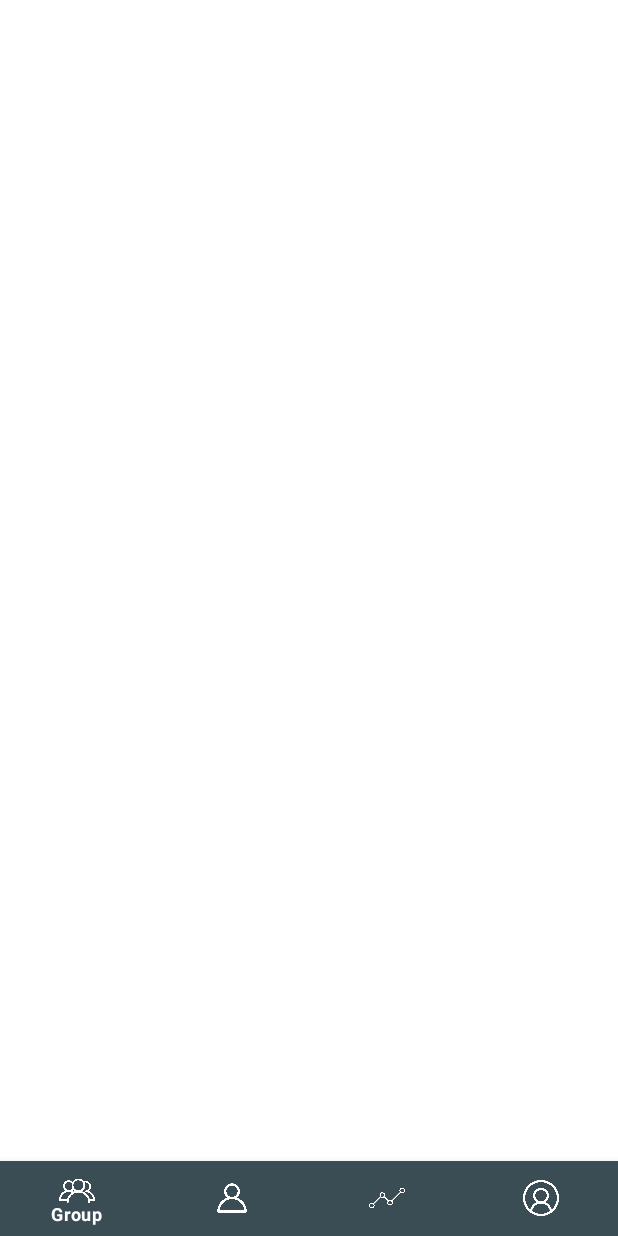
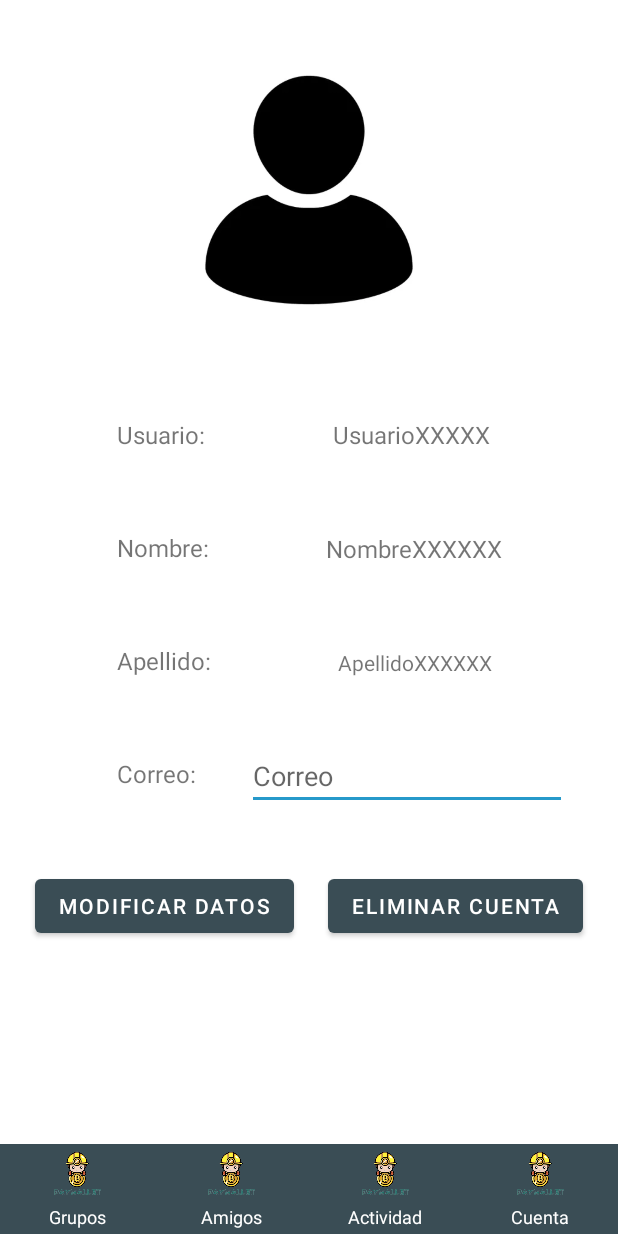
Before and after one commit to gabrielgraunegreiros/PaywalletNative, an Android app: the Home screen opened directly, with no data from a screen before it, on a phone screen of 412 x 824 dp. Run offline under Robolectric (Android 15) with nearby library versions, the phone set to English and light mode, and no system bars; 6 statements that could not run were skipped.

Commit message:
FragmentPerfil arreglado, pero solo envio el usario, falta enviar el DAO para hacer las operaciones modificar y eliminar

```diff
--- /dev/null
+++ b/app/src/main/java/com/usil/proyectomoviles/controller/FragmentPerfiles.java
@@ -0,0 +1,48 @@
+package com.usil.proyectomoviles.controller;
+
+import android.os.Bundle;
+import android.view.LayoutInflater;
+import android.view.View;
+import android.view.ViewGroup;
+import android.widget.Button;
+import android.widget.EditText;
+import android.widget.TextView;
+
+import androidx.annotation.NonNull;
+import androidx.annotation.Nullable;
+import androidx.fragment.app.Fragment;
+
+import com.usil.proyectomoviles.R;
+import com.usil.proyectomoviles.entity.Usuario;
+import com.usil.proyectomoviles.modelo.DAOUsuario;
+
+import java.util.ArrayList;
+
+public class FragmentPerfiles extends Fragment {
+    TextView txtUsuarioPerfil, txtNombrePerfil,txtApellidoPerfil;
+    EditText edtEmailPerfil;
+    Button btnModificarPerfil;
+    Usuario user;
+    @Nullable
+    @Override
+    public View onCreateView(@NonNull LayoutInflater inflater, @Nullable ViewGroup container, @Nullable Bundle savedInstanceState) {
+        View v=inflater.inflate(R.layout.lyt_fgt_perfil,null);
+        return v;
+    }
+
+    @Override
+    public void onViewCreated(@NonNull View view, @Nullable Bundle savedInstanceState) {
+        super.onViewCreated(view, savedInstanceState);
+        txtUsuarioPerfil=getView().findViewById(R.id.txtUsuarioPerfil);
+        txtNombrePerfil=getView().findViewById(R.id.txtNombrePerfil);
+        txtApellidoPerfil=getView().findViewById(R.id.txtApellidoPerfil);
+        edtEmailPerfil=getView().findViewById(R.id.edtEmailPerfil);
+        btnModificarPerfil=getView().findViewById(R.id.btnModificarPerfil);
+        Bundle bundle=getArguments();
+        user=(Usuario) bundle.getSerializable("user");
+        txtUsuarioPerfil.setText(user.getUsuario());
+        txtNombrePerfil.setText(user.getNombre());
+        txtApellidoPerfil.setText(user.getApellidos());
+        edtEmailPerfil.setText(user.getCorreo());
+    }
+}
--- a/app/src/main/java/com/usil/proyectomoviles/controller/Home.java
+++ b/app/src/main/java/com/usil/proyectomoviles/controller/Home.java
@@ -3,16 +3,29 @@ package com.usil.proyectomoviles.controller;
 import androidx.appcompat.app.AppCompatActivity;
 
 import android.os.Bundle;
+import android.widget.TextView;
 
 import com.usil.proyectomoviles.R;
+import com.usil.proyectomoviles.entity.Usuario;
+import com.usil.proyectomoviles.modelo.DAOUsuario;
 
-public class Home extends AppCompatActivity {
-
+public class Home extends AppCompatActivity{
+    Usuario user;
+    FragmentPerfiles fragmentPerfiles;
     @Override
     protected void onCreate(Bundle savedInstanceState) {
         super.onCreate(savedInstanceState);
-        setContentView(R.layout.lyt_home);
+        setContentView(R.layout.lyt_principal);
         recuperarData();
+        asignarReferencias();
+    }
+
+    private void asignarReferencias() {
+        Bundle bundle=getIntent().getExtras();
+        user= (Usuario)bundle.getSerializable("user");
+        fragmentPerfiles=(FragmentPerfiles) getSupportFragmentManager().findFragmentById(R.id.fgtPerfilesUsuario);
+        fragmentPerfiles.setArguments(bundle);
+
     }
 
     private void recuperarData() {
--- a/app/src/main/java/com/usil/proyectomoviles/controller/MainActivity.java
+++ b/app/src/main/java/com/usil/proyectomoviles/controller/MainActivity.java
@@ -49,8 +49,8 @@ public class MainActivity extends AppCompatActivity {
         if(user!=null){
             Intent intent=new Intent(MainActivity.this,Home.class);
             Bundle bundle=new Bundle();
-            bundle.putString("usuario",user.getUsuario());
-            intent.putExtras(intent);
+            bundle.putSerializable("user",user);
+            intent.putExtras(bundle);
             startActivity(intent);
             finish();
         }else{
--- a/app/src/main/java/com/usil/proyectomoviles/entity/Usuario.java
+++ b/app/src/main/java/com/usil/proyectomoviles/entity/Usuario.java
@@ -1,6 +1,8 @@
 package com.usil.proyectomoviles.entity;
 
-public class Usuario {
+import java.io.Serializable;
+
+public class Usuario implements Serializable {
     String nombre,apellidos,correo, usuario, contrasena;
 
     public Usuario() {
--- a/app/src/main/java/com/usil/proyectomoviles/entity/iUsuario.java
+++ b/app/src/main/java/com/usil/proyectomoviles/entity/iUsuario.java
@@ -2,4 +2,5 @@ package com.usil.proyectomoviles.entity;
 
 public interface iUsuario {
     public void seleccionarUsuario(Usuario u);
+    public Usuario obtenerUsuario(String usuario);
 }
--- a/app/src/main/res/layout/lyt_fgt_perfil.xml
+++ b/app/src/main/res/layout/lyt_fgt_perfil.xml
@@ -5,48 +5,37 @@
     android:layout_width="match_parent"
     android:layout_height="match_parent">
 
-    <ImageView
-        android:id="@+id/imageView2"
+    <TextView
+        android:id="@+id/txtUsuarioPerfil"
         android:layout_width="wrap_content"
         android:layout_height="wrap_content"
-        android:layout_marginStart="32dp"
-        android:layout_marginTop="84dp"
-        android:layout_marginEnd="32dp"
+        android:layout_marginTop="53dp"
+        android:text="UsuarioXXXXX"
+        android:textSize="16sp"
         app:layout_constraintEnd_toEndOf="parent"
-        app:layout_constraintStart_toStartOf="parent"
-        app:layout_constraintTop_toTopOf="parent"
-        tools:srcCompat="@tools:sample/avatars" />
-
-    <TextView
-        android:id="@+id/textView2"
-        android:layout_width="wrap_content"
-        android:layout_height="wrap_content"
-        android:layout_marginStart="116dp"
-        android:layout_marginTop="100dp"
-        android:text="Usuario:"
-        android:textSize="16sp"
-        app:layout_constraintStart_toStartOf="parent"
+        app:layout_constraintHorizontal_bias="0.5"
+        app:layout_constraintStart_toEndOf="@+id/textView1"
         app:layout_constraintTop_toBottomOf="@+id/imageView2" />
 
     <TextView
         android:id="@+id/textView3"
         android:layout_width="wrap_content"
         android:layout_height="wrap_content"
-        android:layout_marginStart="113dp"
-        android:layout_marginTop="50dp"
+        android:layout_marginStart="78dp"
         android:text="Nombre:"
         android:textSize="16sp"
+        app:layout_constraintBottom_toTopOf="@+id/textView4"
         app:layout_constraintStart_toStartOf="parent"
-        app:layout_constraintTop_toBottomOf="@+id/textView2" />
+        app:layout_constraintTop_toBottomOf="@+id/textView1" />
 
     <TextView
         android:id="@+id/textView4"
         android:layout_width="wrap_content"
         android:layout_height="wrap_content"
-        android:layout_marginStart="113dp"
-        android:layout_marginTop="50dp"
+        android:layout_marginStart="78dp"
         android:text="Apellido:"
         android:textSize="16sp"
+        app:layout_constraintBottom_toTopOf="@+id/textView5"
         app:layout_constraintStart_toStartOf="parent"
         app:layout_constraintTop_toBottomOf="@+id/textView3" />
 
@@ -54,87 +43,92 @@
         android:id="@+id/textView5"
         android:layout_width="wrap_content"
         android:layout_height="wrap_content"
-        android:layout_marginStart="125dp"
-        android:layout_marginTop="50dp"
+        android:layout_marginStart="78dp"
         android:text="Correo:"
         android:textSize="16sp"
+        app:layout_constraintBottom_toTopOf="@+id/btnModificarPerfil"
         app:layout_constraintStart_toStartOf="parent"
         app:layout_constraintTop_toBottomOf="@+id/textView4" />
 
     <EditText
-        android:id="@+id/edtEmail"
+        android:id="@+id/edtEmailPerfil"
         android:layout_width="wrap_content"
         android:layout_height="wrap_content"
-        android:layout_marginStart="26dp"
-        android:layout_marginTop="36dp"
-        android:layout_marginEnd="121dp"
+        android:layout_marginTop="43dp"
         android:ems="10"
+        android:hint="Correo"
         android:inputType="textPersonName"
-        android:text="Correo"
         app:layout_constraintEnd_toEndOf="parent"
+        app:layout_constraintHorizontal_bias="0.5"
         app:layout_constraintStart_toEndOf="@+id/textView5"
-        app:layout_constraintTop_toBottomOf="@+id/txvApe"
+        app:layout_constraintTop_toBottomOf="@+id/txtApellidoPerfil"
         tools:ignore="TouchTargetSizeCheck" />
 
     <Button
-        android:id="@+id/button"
+        android:id="@+id/btnModificarPerfil"
         android:layout_width="wrap_content"
         android:layout_height="48dp"
-        android:layout_marginStart="77dp"
-        android:layout_marginTop="80dp"
+        android:layout_marginTop="40dp"
         android:text="Modificar Datos"
+        app:layout_constraintEnd_toStartOf="@+id/btnEliminarPerfil"
+        app:layout_constraintHorizontal_bias="0.5"
         app:layout_constraintStart_toStartOf="parent"
-        app:layout_constraintTop_toBottomOf="@+id/edtEmail" />
+        app:layout_constraintTop_toBottomOf="@+id/edtEmailPerfil" />
 
     <Button
-        android:id="@+id/button2"
+        android:id="@+id/btnEliminarPerfil"
         android:layout_width="wrap_content"
         android:layout_height="wrap_content"
-        android:layout_marginStart="39dp"
-        android:layout_marginTop="80dp"
-        android:layout_marginEnd="80dp"
+        android:layout_marginTop="40dp"
         android:text="Eliminar Cuenta"
         app:layout_constraintEnd_toEndOf="parent"
-        app:layout_constraintStart_toEndOf="@+id/button"
-        app:layout_constraintTop_toBottomOf="@+id/edtEmail" />
+        app:layout_constraintHorizontal_bias="0.5"
+        app:layout_constraintStart_toEndOf="@+id/btnModificarPerfil"
+        app:layout_constraintTop_toBottomOf="@+id/edtEmailPerfil" />
 
     <TextView
-        android:id="@+id/txvUsu"
+        android:id="@+id/textView1"
         android:layout_width="wrap_content"
         android:layout_height="wrap_content"
-        android:layout_marginStart="32dp"
-        android:layout_marginTop="100dp"
-        android:layout_marginEnd="268dp"
-        android:text="TextView"
+        android:layout_marginStart="78dp"
+        android:text="Usuario:"
         android:textSize="16sp"
-        app:layout_constraintEnd_toEndOf="parent"
-        app:layout_constraintStart_toEndOf="@+id/textView2"
+        app:layout_constraintBottom_toTopOf="@+id/textView3"
+        app:layout_constraintStart_toStartOf="parent"
         app:layout_constraintTop_toBottomOf="@+id/imageView2" />
 
     <TextView
-        android:id="@+id/txvNom"
+        android:id="@+id/txtNombrePerfil"
         android:layout_width="wrap_content"
         android:layout_height="wrap_content"
-        android:layout_marginStart="32dp"
-        android:layout_marginTop="50dp"
-        android:layout_marginEnd="268dp"
-        android:text="TextView"
+        android:layout_marginTop="54dp"
+        android:text="NombreXXXXXX"
         android:textSize="16sp"
         app:layout_constraintEnd_toEndOf="parent"
+        app:layout_constraintHorizontal_bias="0.5"
         app:layout_constraintStart_toEndOf="@+id/textView3"
-        app:layout_constraintTop_toBottomOf="@+id/txvUsu" />
+        app:layout_constraintTop_toBottomOf="@+id/txtUsuarioPerfil" />
+
+    <ImageView
+        android:id="@+id/imageView2"
+        android:layout_width="181dp"
+        android:layout_height="197dp"
+        android:layout_marginTop="28dp"
+        app:layout_constraintEnd_toEndOf="parent"
+        app:layout_constraintHorizontal_bias="0.5"
+        app:layout_constraintStart_toStartOf="parent"
+        app:layout_constraintTop_toTopOf="parent"
+        app:srcCompat="@drawable/img_fgt_perfil_avatar_usuario" />
 
     <TextView
-        android:id="@+id/txvApe"
+        android:id="@+id/txtApellidoPerfil"
         android:layout_width="wrap_content"
         android:layout_height="wrap_content"
-        android:layout_marginStart="32dp"
-        android:layout_marginTop="50dp"
-        android:layout_marginEnd="268dp"
-        android:text="TextView"
-        android:textSize="16sp"
+        android:layout_marginTop="55dp"
+        android:text="ApellidoXXXXXX"
         app:layout_constraintEnd_toEndOf="parent"
+        app:layout_constraintHorizontal_bias="0.5"
         app:layout_constraintStart_toEndOf="@+id/textView4"
-        app:layout_constraintTop_toBottomOf="@+id/txvNom" />
+        app:layout_constraintTop_toBottomOf="@+id/txtNombrePerfil" />
 
 </androidx.constraintlayout.widget.ConstraintLayout>
--- a/app/src/main/res/layout/lyt_home.xml
+++ b/app/src/main/res/layout/lyt_home.xml
@@ -5,17 +5,6 @@
     android:layout_width="match_parent"
     android:layout_height="match_parent"
     tools:context=".controller.MainActivity">
-
-    <FrameLayout
-        android:id="@+id/frameLayout"
-        android:layout_width="407dp"
-        android:layout_height="682dp"
-        app:layout_constraintBottom_toTopOf="@+id/menuNavegacion"
-        app:layout_constraintEnd_toEndOf="parent"
-        app:layout_constraintStart_toStartOf="parent"
-        app:layout_constraintTop_toTopOf="parent">
-
-    </FrameLayout>
 
     <com.google.android.material.bottomnavigation.BottomNavigationView
         android:id="@+id/menuNavegacion"
@@ -29,4 +18,12 @@
         app:layout_constraintStart_toStartOf="parent"
         app:menu="@menu/main_menu"/>
 
+    <androidx.fragment.app.FragmentContainerView
+        android:id="@+id/fragmentContainerView"
+        android:name="com.usil.proyectomoviles.controller.FragmentPerfiles"
+        android:layout_width="wrap_content"
+        android:layout_height="wrap_content"
+        tools:layout_editor_absoluteX="191dp"
+        tools:layout_editor_absoluteY="212dp" />
+
 </androidx.constraintlayout.widget.ConstraintLayout>
--- /dev/null
+++ b/app/src/main/res/layout/lyt_principal.xml
@@ -0,0 +1,127 @@
+<?xml version="1.0" encoding="utf-8"?>
+<androidx.constraintlayout.widget.ConstraintLayout xmlns:android="http://schemas.android.com/apk/res/android"
+    xmlns:app="http://schemas.android.com/apk/res-auto"
+    xmlns:tools="http://schemas.android.com/tools"
+    android:layout_width="match_parent"
+    android:layout_height="match_parent">
+
+    <LinearLayout
+        android:id="@+id/linearLayout"
+        android:layout_width="match_parent"
+        android:layout_height="60dp"
+        android:layout_marginBottom="1dp"
+        android:background="#3A4D55"
+        android:baselineAligned="false"
+        android:orientation="horizontal"
+        app:layout_constraintBottom_toBottomOf="parent"
+        app:layout_constraintEnd_toEndOf="parent"
+        app:layout_constraintHorizontal_bias="0.5"
+        app:layout_constraintStart_toStartOf="parent">
+
+        <LinearLayout
+            android:layout_width="wrap_content"
+            android:layout_height="wrap_content"
+            android:layout_weight="1"
+            android:orientation="vertical">
+
+            <ImageView
+                android:id="@+id/imageView8"
+                android:layout_width="40dp"
+                android:layout_height="40dp"
+                android:layout_gravity="center"
+                app:srcCompat="@drawable/logo_paywallet" />
+
+            <TextView
+                android:id="@+id/textView6"
+                android:layout_width="match_parent"
+                android:layout_height="wrap_content"
+                android:gravity="center"
+                android:text="Grupos"
+                android:textColor="#FFFFFF"
+                android:textSize="12sp" />
+
+        </LinearLayout>
+
+        <LinearLayout
+            android:layout_width="wrap_content"
+            android:layout_height="wrap_content"
+            android:layout_weight="1"
+            android:orientation="vertical">
+
+            <ImageView
+                android:id="@+id/imageView5"
+                android:layout_width="40dp"
+                android:layout_height="40dp"
+                android:layout_gravity="center"
+                app:srcCompat="@drawable/logo_paywallet" />
+
+            <TextView
+                android:id="@+id/textView7"
+                android:layout_width="match_parent"
+                android:layout_height="wrap_content"
+                android:gravity="center"
+                android:text="Amigos"
+                android:textColor="#FFFFFF"
+                android:textSize="12sp" />
+
+        </LinearLayout>
+
+        <LinearLayout
+            android:layout_width="wrap_content"
+            android:layout_height="wrap_content"
+            android:layout_weight="1"
+            android:orientation="vertical">
+
+            <ImageView
+                android:id="@+id/imageView6"
+                android:layout_width="40dp"
+                android:layout_height="40dp"
+                android:layout_gravity="center"
+                app:srcCompat="@drawable/logo_paywallet" />
+
+            <TextView
+                android:id="@+id/textView9"
+                android:layout_width="match_parent"
+                android:layout_height="wrap_content"
+                android:gravity="center"
+                android:text="Actividad"
+                android:textColor="#FFFFFF"
+                android:textSize="12sp" />
+
+        </LinearLayout>
+
+        <LinearLayout
+            android:layout_width="wrap_content"
+            android:layout_height="wrap_content"
+            android:layout_weight="1"
+            android:orientation="vertical">
+
+            <ImageView
+                android:id="@+id/imageView7"
+                android:layout_width="40dp"
+                android:layout_height="40dp"
+                android:layout_gravity="center"
+                app:srcCompat="@drawable/logo_paywallet" />
+
+            <TextView
+                android:id="@+id/textView10"
+                android:layout_width="match_parent"
+                android:layout_height="wrap_content"
+                android:gravity="center"
+                android:text="Cuenta"
+                android:textColor="#FFFFFF"
+                android:textSize="12sp" />
+
+        </LinearLayout>
+
+    </LinearLayout>
+
+    <androidx.fragment.app.FragmentContainerView
+        android:id="@+id/fgtPerfilesUsuario"
+        android:name="com.usil.proyectomoviles.controller.FragmentPerfiles"
+        android:layout_width="match_parent"
+        android:layout_height="668dp"
+        tools:layout_editor_absoluteX="151dp"
+        tools:layout_editor_absoluteY="1dp" />
+
+</androidx.constraintlayout.widget.ConstraintLayout>
```
Also changed, not shown: app/src/main/java/com/usil/proyectomoviles/controller/FragmentPerfil.java (deleted, +0 -43 lines), app/src/main/java/com/usil/proyectomoviles/modelo/DAOUsuario.java (+7 -3 lines), app/src/main/res/drawable/img_fgt_perfil_avatar_usuario.png (added).
